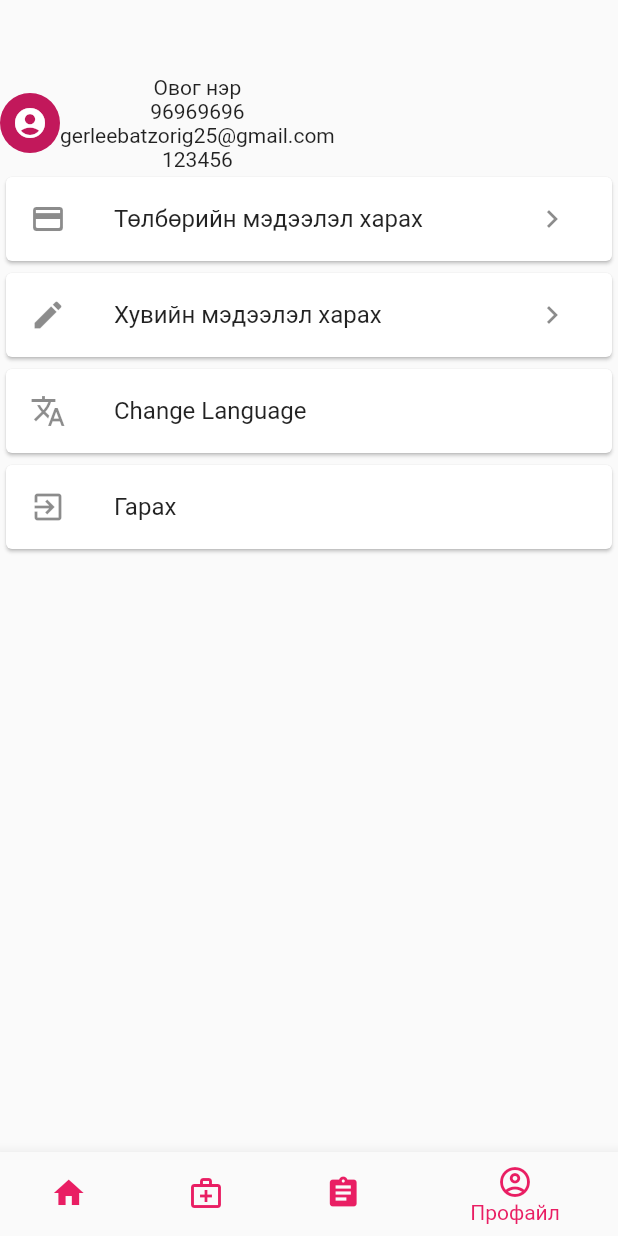
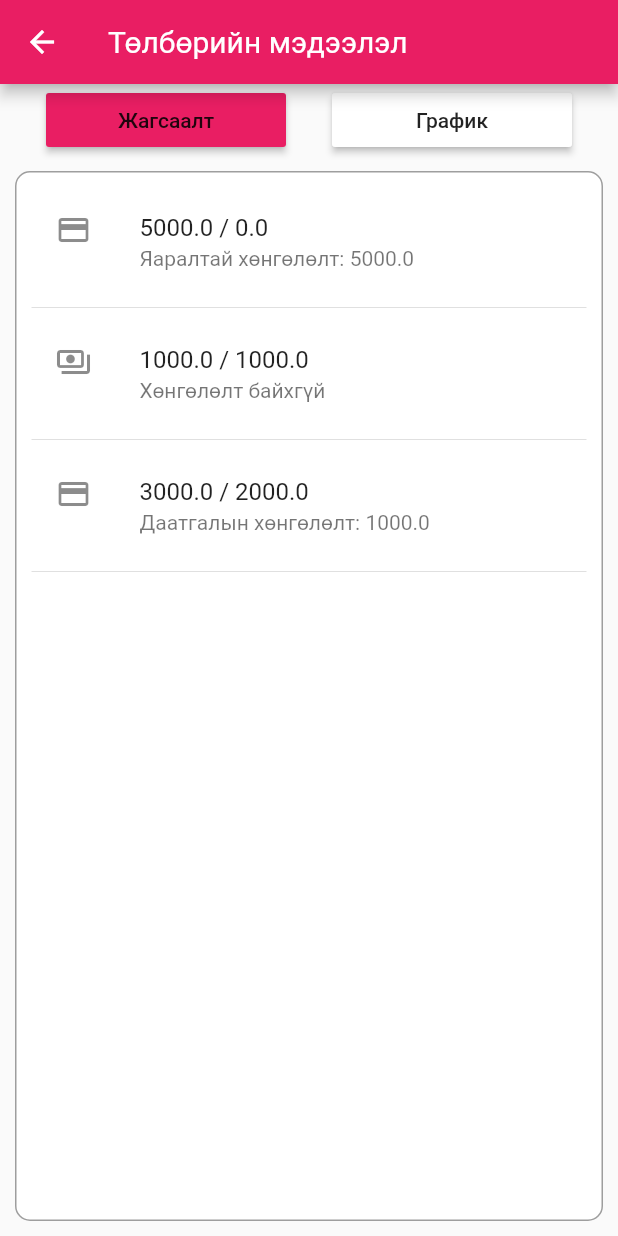
Before and after one commit to Gerlee01/MiniMedApp, a Flutter app: the TabsScreen screen opened by its route, item 4 of the bottom bar chosen, after a tap on the "keyboard arrow right" icon, on a phone screen of 412 x 824 dp. Run offline on Flutter 3.47's test engine with Material 2 defaults, Android fonts, the phone set to English and light mode, and no system bars; our stand-ins replace google_maps_flutter; network calls fail.

Commit message:
Бүх цонхны өрөлт дууссан <3

```diff
--- a/lib/entity/Payment.dart
+++ b/lib/entity/Payment.dart
@@ -21,9 +21,21 @@ class Payment {
     this.discountStatus,
     this.created,
   });
+
+  String stringStatus () {
+    switch(this.discountStatus){
+      case Status.insuranceDiscount : return 'Даатгалын хөнгөлөлт'; break;
+      case Status.organizationDiscount : return 'Байгууллагын хөнгөлөлт'; break;
+      case Status.outPatientDiscount : return 'Тасгийн хөнгөлөлт'; break;
+      case Status.emergencyDiscount : return 'Яаралтай хөнгөлөлт'; break;
+      default : return 'Хөнгөлөлт байхгүй';
+    }
+  }
+
 }
 
 enum Status {
+  none, //hungululttgvi
   insuranceDiscount, //даатгал
   organizationDiscount, //байгууллага
   outPatientDiscount, //Тасгийн хөнгөлөлт
--- a/lib/providers/history_provider.dart
+++ b/lib/providers/history_provider.dart
@@ -4,7 +4,7 @@ import 'package:mini_med_front/entity/History.dart';
 import '../test_data.dart';
 
 class HistoryProvider with ChangeNotifier {
-  List<History> _histories = historyData.cast<History>().toList();
+  List<History> _histories = historyData.toList();
 
   List<History> get histories {
     return [..._histories];
--- /dev/null
+++ b/lib/providers/payment_provider.dart
@@ -0,0 +1,11 @@
+import 'package:flutter/foundation.dart';
+import 'package:mini_med_front/entity/Payment.dart';
+import 'package:mini_med_front/test_data.dart';
+
+class PaymentProvider with ChangeNotifier{
+  List<Payment> _payments = paymentData.toList();
+
+  List<Payment> get payments{
+    return [..._payments];
+  }
+}
--- a/lib/providers/pill_provider.dart
+++ b/lib/providers/pill_provider.dart
@@ -3,7 +3,7 @@ import 'package:mini_med_front/entity/Prescription.dart';
 import 'package:mini_med_front/test_data.dart';
 
 class PillProvider with ChangeNotifier{
-  List<Prescription> _pills = pillData.cast<Prescription>().toList();
+  List<Prescription> _pills = pillData.toList();
 
   List<Prescription> get pills {
     return [..._pills];
--- a/lib/screens/history_sub/history_tab_screen.dart
+++ b/lib/screens/history_sub/history_tab_screen.dart
@@ -13,7 +13,7 @@ class HistoryTabScreen extends StatefulWidget {
 }
 
 class _HistoryTabScreenState extends State<HistoryTabScreen> {
-  List<Map<String, Object>> _pages; //нүүр хуудсан дээр солигдох дэлгэцүүд
+  List<Map<String, Object>> _pages; //солигдох дэлгэцүүд
   int _selectPageIndex = 0;
   Type type;
 
--- a/lib/screens/main/home_screen.dart
+++ b/lib/screens/main/home_screen.dart
@@ -1,6 +1,15 @@
+import 'dart:async';
 import 'package:flutter/material.dart';
+import 'package:google_maps_flutter/google_maps_flutter.dart';
 
 class HomeScreen extends StatelessWidget {
+  Completer<GoogleMapController> _controller = Completer();
+
+  static final CameraPosition _kGooglePlex = CameraPosition(
+    target: LatLng(37.42796133580664, -122.085749655962),
+    zoom: 10,
+  );
+
   @override
   Widget build(BuildContext context) {
     return Column(
@@ -10,13 +19,18 @@ class HomeScreen extends StatelessWidget {
           icon: Icon(Icons.notifications),
           onPressed: () {},
         ),
-        Column(
-          children: <Widget>[
-            Image.network(
-                "https://cdn.pixabay.com/photo/2018/03/31/19/29/schnitzel-3279045_1280.jpg"),
-            Image.network(
-                "https://cdn.pixabay.com/photo/2018/03/31/19/29/schnitzel-3279045_1280.jpg"),
-          ],
+        Image.network(
+            "https://cdn.pixabay.com/photo/2018/03/31/19/29/schnitzel-3279045_1280.jpg"),
+        Container(
+          width: double.infinity,
+          height: 500,
+          child: GoogleMap(
+            mapType: MapType.hybrid,
+            initialCameraPosition: _kGooglePlex,
+            onMapCreated: (GoogleMapController controller) {
+              _controller.complete(controller);
+            },
+          ),
         ),
       ],
     );
--- /dev/null
+++ b/lib/screens/profile_sub/payment_tabs_screen.dart
@@ -0,0 +1,73 @@
+import 'package:flutter/material.dart';
+import 'package:mini_med_front/providers/payment_provider.dart';
+import 'package:mini_med_front/widgets/payment_chart.dart';
+import 'package:mini_med_front/widgets/payment_list.dart';
+import 'package:provider/provider.dart';
+
+class PaymentTabsScreen extends StatefulWidget {
+  static const routeName = '/payment_tabs_screen';
+
+  @override
+  _PaymentTabsScreenState createState() => _PaymentTabsScreenState();
+}
+
+class _PaymentTabsScreenState extends State<PaymentTabsScreen> {
+  List<Map<String, Object>> _pages = [
+    {
+      'page': PaymentList(),
+      'title': 'Жагсаалт',
+    },
+    {
+      'page': PaymentChart(),
+      'title': 'График',
+    },
+  ]; //солигдох дэлгэцүүд
+  int _selectPageIndex = 0;
+
+  Widget _buildButton(int i) {
+    return Container(
+      width: 160,
+      child: RaisedButton(
+        child: Text(i == 0 ? 'Жагсаалт' : 'График'),
+        color: _selectPageIndex == i
+            ? Theme.of(context).primaryColor
+            : Colors.white,
+        onPressed: () {
+          if (_selectPageIndex == i)
+            return;
+          else {
+            setState(() {
+              _selectPageIndex = i;
+            });
+          }
+        },
+      ),
+    );
+  }
+
+  @override
+  Widget build(BuildContext context) {
+    return Scaffold(
+      appBar: AppBar(
+        title: const Text('Төлбөрийн мэдээлэл'),
+      ),
+      body: Column(
+        children: <Widget>[
+          Row(
+            mainAxisAlignment: MainAxisAlignment.spaceEvenly,
+            children: <Widget>[
+              _buildButton(0),
+              _buildButton(1),
+            ],
+          ),
+          ChangeNotifierProvider(
+            create: (ctx) => PaymentProvider(),
+            child: Expanded(
+              child: _pages[_selectPageIndex]['page'],
+            ),
+          ),
+        ],
+      ),
+    );
+  }
+}
--- a/lib/test_data.dart
+++ b/lib/test_data.dart
@@ -1,4 +1,5 @@
 import 'package:flutter/material.dart';
+import 'package:mini_med_front/entity/Payment.dart';
 
 import './entity/History.dart' as h;
 import './entity/Prescription.dart' as p;
@@ -10,7 +11,7 @@ var pillData = [
     hospitalID: BigInt.one,
     pillName: 'em',
     rp: 'haha',
-    note:'note noet',
+    note: 'note noet',
     doctorFullName: 'doctor name',
     doctorWorkPlace: 'emch',
     doctorRegNum: 'yu12354678',
@@ -23,7 +24,7 @@ var pillData = [
     hospitalID: BigInt.two,
     pillName: 'em22',
     rp: 'haha',
-    note:'note noet',
+    note: 'note noet',
     doctorFullName: 'doctor name',
     doctorWorkPlace: 'emch',
     doctorRegNum: 'yu12354678',
@@ -36,7 +37,7 @@ var pillData = [
     hospitalID: BigInt.from(6),
     pillName: 'em3',
     rp: 'haha',
-    note:'note noet',
+    note: 'note noet',
     doctorFullName: 'doctor name',
     doctorWorkPlace: 'emch',
     doctorRegNum: 'yu12354678',
@@ -86,3 +87,39 @@ var historyData = [
     created: DateTime.now(),
   ),
 ];
+
+var paymentData = [
+  Payment(
+    id: BigInt.one,
+    patientID: BigInt.one,
+    hospitalID: BigInt.one,
+    mainUuid: 'uuid1',
+    mainPrice: 5000,
+    price: 0,
+    discount: 5000,
+    discountStatus: Status.emergencyDiscount,
+    created: DateTime.now(),
+  ),
+  Payment(
+    id: BigInt.two,
+    patientID: BigInt.two,
+    hospitalID: BigInt.two,
+    mainUuid: 'uuid2',
+    mainPrice: 1000,
+    price: 1000,
+    discount: 0,
+    discountStatus: Status.none,
+    created: DateTime.now(),
+  ),
+  Payment(
+    id: BigInt.from(3),
+    patientID: BigInt.from(3),
+    hospitalID: BigInt.from(3),
+    mainUuid: 'uuid3',
+    mainPrice: 3000,
+    price: 2000,
+    discount: 1000,
+    discountStatus: Status.insuranceDiscount,
+    created: DateTime.now(),
+  ),
+];
--- /dev/null
+++ b/lib/widgets/payment_list.dart
@@ -0,0 +1,43 @@
+import 'package:flutter/material.dart';
+import 'package:mini_med_front/providers/payment_provider.dart';
+import 'package:provider/provider.dart';
+
+class PaymentList extends StatelessWidget {
+  @override
+  Widget build(BuildContext context) {
+    final payments =
+        Provider.of<PaymentProvider>(context, listen: false).payments;
+
+    return payments == null
+        ? Text('sorry')
+        : Container(
+            decoration: BoxDecoration(
+              color: Colors.white,
+              border: Border.all(color: Colors.grey),
+              borderRadius: BorderRadius.circular(10),
+            ),
+            margin: EdgeInsets.all(10),
+            padding: EdgeInsets.all(10),
+            width: double.infinity,
+            child: ListView.builder(
+              itemCount: payments.length,
+              itemBuilder: (ctx, index) => Column(
+                children: <Widget>[
+                  ListTile(
+                    leading: payments[index].discount == 0
+                        ? Icon(Icons.payments_outlined)
+                        : Icon(Icons.payment),
+                    title: Text(
+                        '${payments[index].mainPrice} / ${payments[index].price}'),
+                    subtitle: payments[index].discount == 0
+                        ? Text('${payments[index].stringStatus()}')
+                        : Text(
+                            '${payments[index].stringStatus()}: ${payments[index].discount}'),
+                  ),
+                  Divider(),
+                ],
+              ),
+            ),
+          );
+  }
+}
--- a/pubspec.yaml
+++ b/pubspec.yaml
@@ -25,6 +25,7 @@ dependencies:
     sdk: flutter
   intl: ^0.16.1
   provider: ^4.3.2+2
+  google_maps_flutter: ^0.5.21
 
 
   # The following adds the Cupertino Icons font to your application.
```
Also changed, not shown: lib/main.dart (+7 -2 lines), lib/screens/login_screen.dart (+15 -3 lines), lib/screens/main/profile_screen.dart (+8 -2 lines), lib/screens/profile_sub/profile_detail.dart (added, +64 -0 lines), lib/widgets/payment_chart.dart (added, +10 -0 lines), pubspec.lock, 6 other files.
